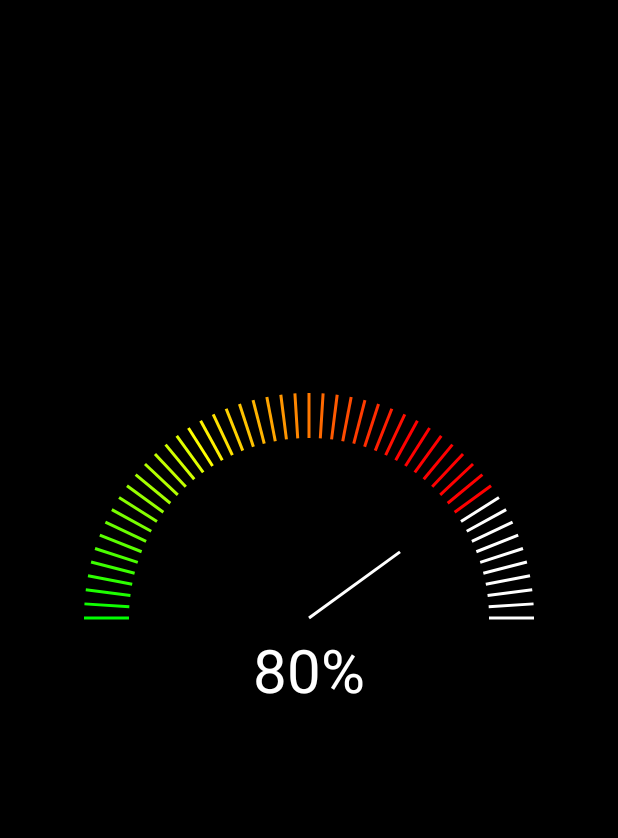
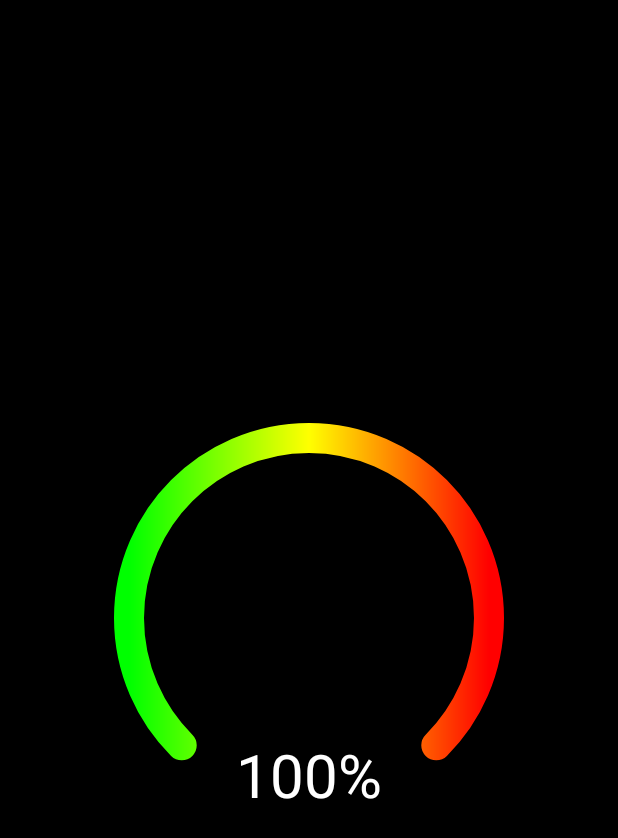
Before and after one commit to pendai/ProcessView, an Android app: the screen it shows after launch (MainActivity), on a phone screen of 412 x 824 dp. Shown: the top 838 px of the screen. Run offline under Robolectric (Android 15) with nearby library versions, the phone set to English and light mode, and no system bars.

Commit message:
刻度盘实现及环形进度条,

```diff
--- a/app/src/main/java/com/dai/test/testview/ProcessView.java
+++ b/app/src/main/java/com/dai/test/testview/ProcessView.java
@@ -45,7 +45,7 @@ public class ProcessView extends View {
     {
         paint.setTextSize(dpToPixel(40));
         paint.setTextAlign(Paint.Align.CENTER);
-        animator.setRepeatCount(-1);
+   //     animator.setRepeatCount(-1);
         animator.setDuration(1000);
         animator.setInterpolator(new FastOutSlowInInterpolator());
     }
--- a/app/src/main/java/com/dai/test/testview/ProcessView2.java
+++ b/app/src/main/java/com/dai/test/testview/ProcessView2.java
@@ -45,7 +45,7 @@ public class ProcessView2 extends View {
         paint.setTextAlign(Paint.Align.CENTER);
 
         animator.setDuration(2000);
-        animator.setRepeatCount(-1);
+     //   animator.setRepeatCount(-1);
         animator.setInterpolator(new FastOutSlowInInterpolator());
 
     }
--- a/app/src/main/res/layout/activity_main.xml
+++ b/app/src/main/res/layout/activity_main.xml
@@ -7,7 +7,7 @@
     android:background="#000000"
     tools:context="com.dai.test.testview.MainActivity">
 
-<com.dai.test.testview.ProcessView2
+<com.dai.test.testview.ProcessView
     android:layout_width="match_parent"
     android:layout_height="match_parent" />
 </RelativeLayout>
```
Also changed, not shown: 2 other files.
